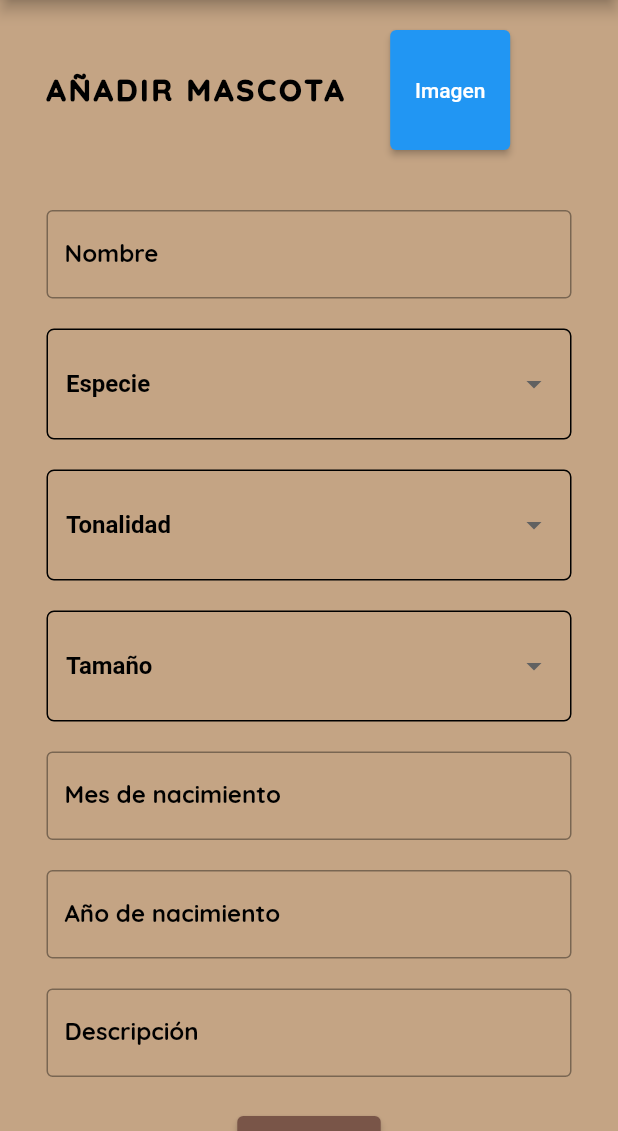
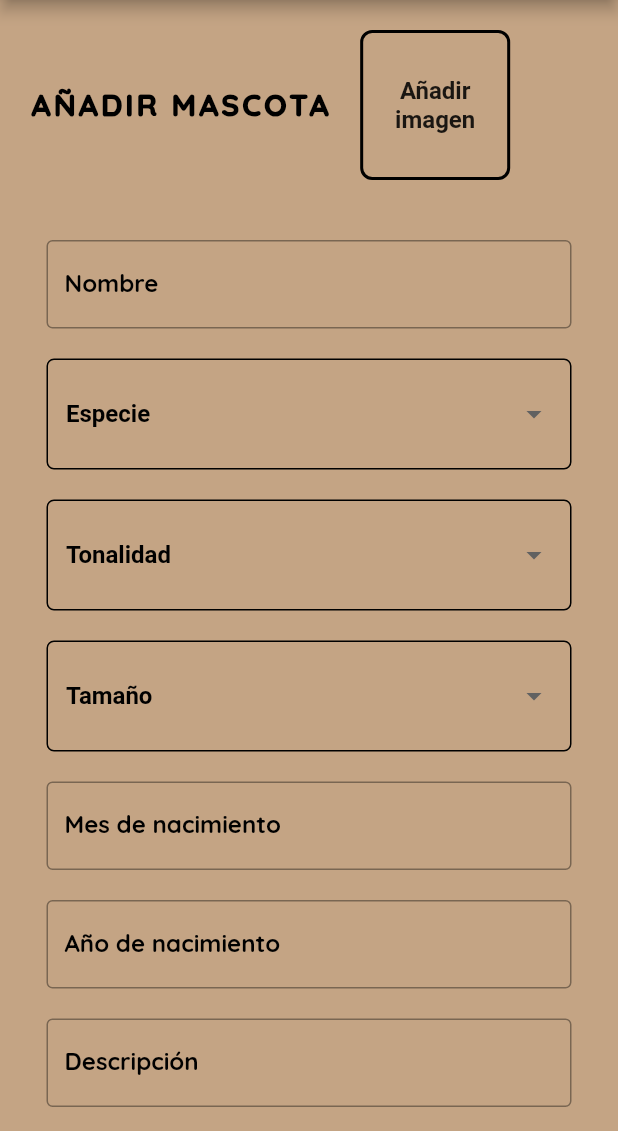
Before and after one commit to rubenvare/PetMate_Frontend, a Flutter app: the AddPet screen opened directly, on a phone screen of 412 x 824 dp, the part 105-1236 px from its top. Run offline on Flutter 3.47's test engine with Material 2 defaults, Android fonts, the phone set to English and light mode, and no system bars; our stand-ins replace flutter_swiper, google_fonts, image_picker; missing offline and left inert: dart:ffi.

Commit message:
Pantalla Finalizada

```diff
--- a/lib/pantalla_add_pet.dart
+++ b/lib/pantalla_add_pet.dart
@@ -23,7 +23,7 @@ class AddPetState extends State<AddPet> {
   String? dropdownValue2;
   bool dropdownError3 = false;
   String? dropdownValue3;
-
+  bool imageError = false;
 
   late String name;
   late String breed;
@@ -32,16 +32,25 @@ class AddPetState extends State<AddPet> {
   late String selectedMonth, selectedYear;
   late String birth;
   late String description;
+  Image? shelterLogo;
   late XFile _imageFile;
 
   Future<void> _selectImageFromGallery() async {
     final picker = ImagePicker();
     final pickedImage = await picker.pickImage(source: ImageSource.gallery);
     if (pickedImage != null) {
+      final image = Image.memory(await pickedImage.readAsBytes());
       setState(() {
         _imageFile = pickedImage;
+        shelterLogo = image;
       });
     }
+  }
+  String? _imageValidator() {
+    if (shelterLogo == null) {
+      return 'Por favor, seleccione una imagen';
+    }
+    return null;
   }
 
   RegExp regExp = RegExp(r'(^[A-z]*$)');
@@ -65,7 +74,7 @@ class AddPetState extends State<AddPet> {
                       Row(children: <Widget>[
                         Padding(
                             padding: const EdgeInsets.symmetric(
-                                horizontal: 30.0, vertical: 20.0),
+                                horizontal: 20.0, vertical: 20.0),
                             child: Column(
                               children: [
                                 Text(
@@ -79,13 +88,53 @@ class AddPetState extends State<AddPet> {
                               ],
                             )),
                         Padding(
-                            padding: const EdgeInsets.symmetric(
-                                horizontal: 0, vertical: 20.0),
-                            child: SizedBox(
-                              width: 80,
-                              height: 80,
-                              child: ElevatedButton(onPressed: _selectImageFromGallery, child: Text("Imagen")),
-                            ))
+                          padding: const EdgeInsets.symmetric(horizontal: 0, vertical: 20.0),
+                          child: GestureDetector(
+                            onTap: () {
+                              _selectImageFromGallery();
+                            },
+                            child: Container(
+                              width: 100,
+                              height: 100,
+                              decoration: shelterLogo != null
+                                  ? null
+                                  : BoxDecoration(
+                                border: Border.all(
+                                  color: imageError ? Colors.red : Colors.black,
+                                  width: 2.0,
+                                ),
+                                borderRadius: BorderRadius.circular(8.0),
+                              ),
+                              child: Center(
+                                child: shelterLogo != null
+                                    ? shelterLogo
+                                    : Column(
+                                  mainAxisAlignment: MainAxisAlignment.center,
+                                  children: [
+                                    Text(
+                                      'Añadir imagen',
+                                      style: TextStyle(
+                                        fontSize: 16.0,
+                                        fontWeight: FontWeight.bold,
+                                      ),
+                                      textAlign: TextAlign.center,
+                                    ),
+                                    if (imageError)
+                                      Text(
+                                        'La imagen es obligatoria',
+                                        style: TextStyle(
+                                          fontSize: 12.0,
+                                          color: Colors.red,
+                                        ),
+                                        textAlign: TextAlign.center,
+                                      ),
+                                  ],
+                                ),
+                              ),
+                            ),
+                          ),
+                        )
+
                       ]),
 
                       const SizedBox(height: 20),
@@ -426,6 +475,12 @@ class AddPetState extends State<AddPet> {
                             ElevatedButton(
                               onPressed: () async {
                                 if (formkey.currentState?.validate() ?? false ) {
+                                  if (_imageValidator() != null) {
+                                    setState(() {
+                                      imageError = true;
+                                    });
+                                    return;
+                                  }
                                   birth = "${selectedMonth}-${selectedYear}";
                                   var data = {
                                     'user_id': 11,
```
